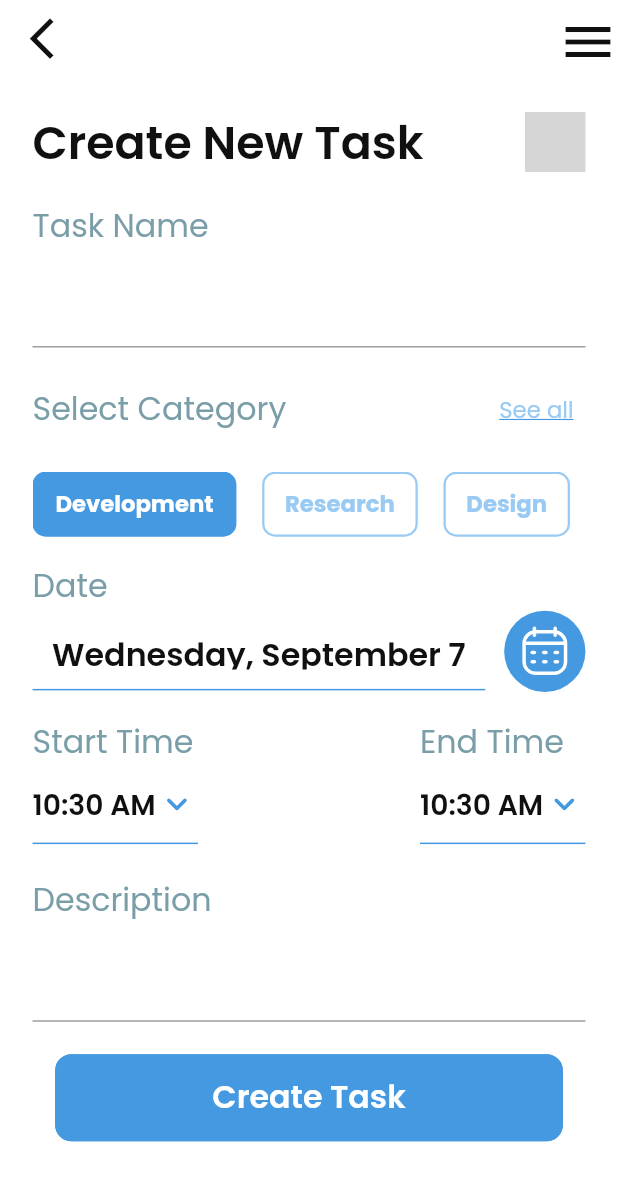
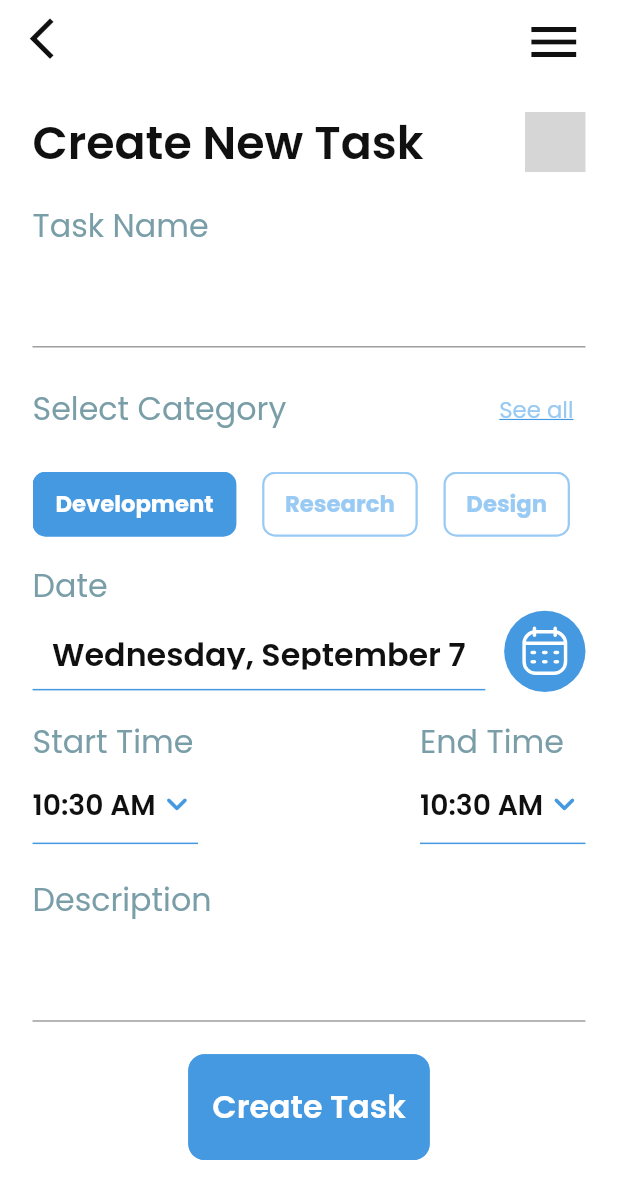
Before and after one commit to omda07/ProMINA, a Flutter app: the screen it shows after launch, after a tap on an icon or button, on a phone screen of 412 x 824 dp. Shown: the top 1199 px of the screen. Run offline on Flutter 3.47's test engine with Material 2 defaults, Android fonts, the phone set to English and light mode, and no system bars; our stand-ins replace buttons_tabbar, flutter_bloc, flutter_screenutil, flutter_svg, google_fonts, syncfusion_flutter_datepicker; grey boxes are pictures that could not be loaded.

Commit message:
finished home and create new task screens

```diff
--- a/lib/view/screens/create_task/create_new_task_screen.dart
+++ b/lib/view/screens/create_task/create_new_task_screen.dart
@@ -22,12 +22,16 @@ class CreateNewTaskScreen extends StatelessWidget {
     return ScaffoldCustom(
       appBarCustom: AppBarCustom(
         actions: [
-          IconButton(
-            onPressed: () {},
-            icon: const Icon(
-              Icons.menu,
-              color: ColorManager.black,
-              size: 40,
+          Padding(
+            padding:  EdgeInsets.only(right: 20.0.w),
+            child: IconButton(
+              onPressed: () {},
+              icon: const Icon(
+                Icons.menu,
+                color: ColorManager.black,
+                size: 40,
+              ),
+
             ),
           ),
         ],
@@ -108,7 +112,6 @@ class CreateNewTaskScreen extends StatelessWidget {
                                 color: taskCubit.isCategorySelected(index)
                                     ? ColorManager.white
                                     : ColorManager.paragraphColor,
-
                                 fontWeight: FontWeight.w700,
                               ),
                             ),
@@ -282,7 +285,8 @@ class CreateNewTaskScreen extends StatelessWidget {
                         textColor: ColorManager.white,
                         fontSize: 18.sp,
                         fontWeight: FontWeight.w600,
-                        width: 80.w,
+                        width: 120.w,
+                        height: 60.h,
                         onPressed: () {
                           if (taskCubit.formKey.currentState!.validate()) {}
                         },
--- a/lib/view/screens/home/home_screen.dart
+++ b/lib/view/screens/home/home_screen.dart
@@ -22,6 +22,10 @@ class HomeScreen extends StatelessWidget {
   Widget build(BuildContext context) {
     return ScaffoldCustom(
       body: SafeArea(
+        child: SingleChildScrollView(
+          child: SizedBox(
+            height: MediaQuery.of(context).size.height,
+            width: MediaQuery.of(context).size.width,
             child: Column(
               children: [
                 Expanded(
@@ -31,7 +35,7 @@ class HomeScreen extends StatelessWidget {
                       alignment: Alignment.topRight,
                       children: [
                         Container(
-                      width: ScreenUtil.defaultSize.width,
+                          width: MediaQuery.of(context).size.width,
                           decoration: BoxDecoration(
                             border: Border.all(color: Colors.transparent),
                             color: Colors.white,
@@ -82,7 +86,8 @@ class HomeScreen extends StatelessWidget {
                                           fontWeight: FontWeight.bold,
                                         ),
                                         ElevatedButtonCustom(
-                                      width: 16.w,
+                                          width: 40,
+                                          height: 40.h,
                                           widget: SvgPicture.asset(
                                               'assets/icons/Icon-plus.svg'),
                                           onPressed: () {
@@ -145,7 +150,8 @@ class HomeScreen extends StatelessWidget {
                                                   : ColorManager.black,
                                             ),
                                             TextCustom(
-                                          text: homeCubit.dayListText[index],
+                                              text:
+                                                  homeCubit.dayListText[index],
                                               fontSize: 12.sp,
                                               fontWeight: FontWeight.w700,
                                               color: homeCubit.checkDay(index)
@@ -160,8 +166,9 @@ class HomeScreen extends StatelessWidget {
                                       homeCubit.dayListText.length,
                                       (index) => Container(
                                         padding: EdgeInsets.symmetric(
-                                        horizontal: 20.w, vertical: 10.h),
-                                    width: ScreenUtil.defaultSize.width,
+                                            horizontal: 20.w, vertical: 20.h),
+                                        width:
+                                            MediaQuery.of(context).size.width,
                                         decoration: BoxDecoration(
                                           color: ColorManager.primary,
                                           borderRadius: BorderRadius.only(
@@ -169,15 +176,18 @@ class HomeScreen extends StatelessWidget {
                                           ),
                                         ),
                                         child: Scrollbar(
-                                      controller: homeCubit.scrollController,
+                                          controller:
+                                              homeCubit.scrollController,
                                           trackVisibility: true,
                                           thumbVisibility: true,
                                           scrollbarOrientation:
                                               ScrollbarOrientation.left,
                                           thickness: 2.5,
                                           child: ListView.builder(
-                                        controller: homeCubit.scrollController,
-                                        physics: const BouncingScrollPhysics(),
+                                            controller:
+                                                homeCubit.scrollController,
+                                            physics:
+                                                const BouncingScrollPhysics(),
                                             shrinkWrap: true,
                                             itemBuilder: (context, index) {
                                               return TasksCardCustom(
@@ -185,7 +195,8 @@ class HomeScreen extends StatelessWidget {
                                               );
                                             },
                                             itemCount:
-                                            BlocProvider.of<HomeCubit>(context)
+                                                BlocProvider.of<HomeCubit>(
+                                                        context)
                                                     .taskIconName
                                                     .length,
                                           ),
@@ -203,7 +214,7 @@ class HomeScreen extends StatelessWidget {
                           top: 0,
                           right: 0,
                           child: SizedBox(
-                        width: ScreenUtil.defaultSize.width,
+                            width: MediaQuery.of(context).size.width,
                             height: 800.h,
                             child: ClipPath(
                               clipper: MyClipper(),
@@ -231,6 +242,8 @@ class HomeScreen extends StatelessWidget {
               ],
             ),
           ),
+        ),
+      ),
     );
   }
 }
--- a/lib/view/widgets/elevated_button/elevated_button_custom.dart
+++ b/lib/view/widgets/elevated_button/elevated_button_custom.dart
@@ -40,14 +40,14 @@ class ElevatedButtonCustom extends StatelessWidget {
       onPressed: () {
         onPressed!();
       },
-      style: ElevatedButton.styleFrom(
+      style: ElevatedButton.styleFrom(minimumSize: Size(width!.w, height!.h),
           shape: RoundedRectangleBorder(
             borderRadius: BorderRadius.circular(radius!.r),
             side: BorderSide(color: borderColor ?? ColorManager.swatch),
           ), backgroundColor: colors ?? ColorManager.swatch,
           elevation: elevation,
-          padding:
-              EdgeInsets.symmetric(horizontal: width!.w, vertical: height!.h),
+          // padding:
+          //     EdgeInsets.symmetric(horizontal: width!.w, vertical: height!.h),
           textStyle: TextStyle(
             fontSize: fontSize ?? 16.sp,
             fontWeight: FontWeight.bold,
--- a/lib/view/widgets/tab_bar_custom/tab_bar_custom.dart
+++ b/lib/view/widgets/tab_bar_custom/tab_bar_custom.dart
@@ -26,7 +26,7 @@ class TabBarCustom extends StatelessWidget {
       child: DefaultTabController(
         animationDuration: const Duration(milliseconds: 800),
         length: myTabs.length,
-        initialIndex: 0,
+        initialIndex: DateTime.now().day - 1,
         child: Column(
           children: [
             normalTab!
--- a/lib/view_model/home/home_cubit.dart
+++ b/lib/view_model/home/home_cubit.dart
@@ -13,7 +13,7 @@ class HomeCubit extends Cubit<HomeStates> {
   List dayListNum = [];
   DateTime dateTime = DateTime.now();
   ScrollController scrollController = ScrollController();
-  int tabIndex = 0;
+  int tabIndex = DateTime.now().day - 1;
 
   // this function to get how many days in a month
   int getDaysInMonth() {
@@ -49,7 +49,6 @@ class HomeCubit extends Cubit<HomeStates> {
       dayListNum.add(DateFormat.d()
           .format(DateTime.utc(dateTime.year, dateTime.month, i))
           .toString());
-
     }
     emit(GetDayNumAndText());
   }
```
Lines whose indentation alone changed are shown as unchanged.
